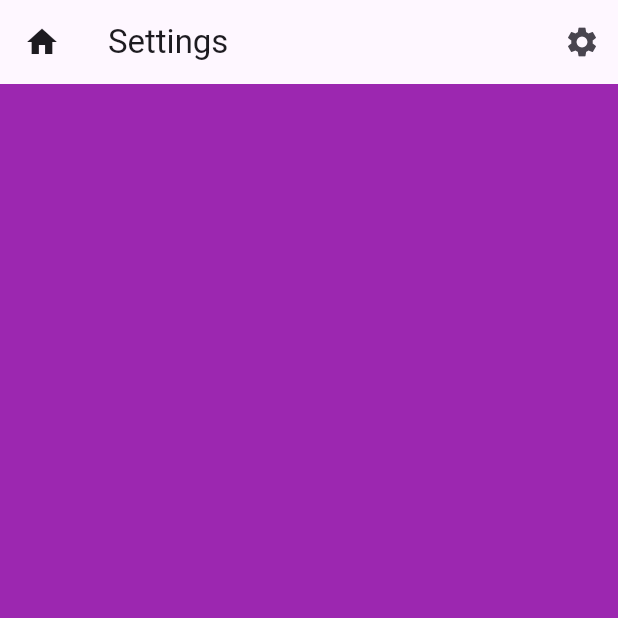
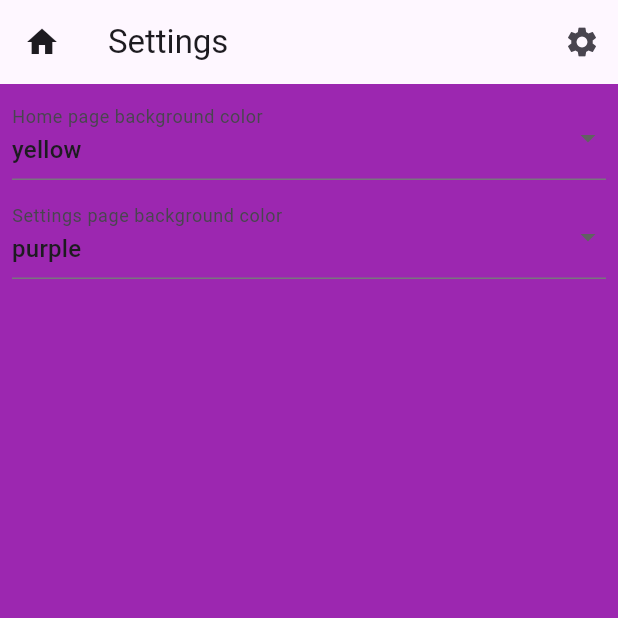
Before and after one commit to kjones12345/cod-code, a Flutter app: the screen it shows after launch, after a tap on the "settings" icon, on a phone screen of 412 x 824 dp, the top half of it. Run offline on Flutter 3.47's test engine with Material 3 defaults, Android fonts, the phone set to English and light mode, and no system bars.

Commit message:
Implementation of one-way data binding.

```diff
--- a/lib/globals.dart
+++ b/lib/globals.dart
@@ -1,5 +1,5 @@
 // lib/globals.dart
 import 'package:flutter/material.dart';
 
-Color homePageBackgroundColor = Colors.yellow;
-Color settingsPageBackgroundColor = Colors.purple;
+ValueNotifier<Color> homePageBackgroundColor = ValueNotifier(Colors.yellow);
+ValueNotifier<Color> settingsPageBackgroundColor = ValueNotifier(Colors.purple);
--- a/lib/home_page.dart
+++ b/lib/home_page.dart
@@ -9,7 +9,7 @@ class HomePage extends StatelessWidget {
   @override
   Widget build(BuildContext context) {
     return Scaffold(
-      backgroundColor: homePageBackgroundColor,
+      backgroundColor: homePageBackgroundColor.value,
       appBar: const Header(title: Text('Home')),
     );
   }
--- a/lib/settings_page.dart
+++ b/lib/settings_page.dart
@@ -3,14 +3,80 @@ import 'package:flutter/material.dart';
 import 'header.dart';
 import 'globals.dart';
 
-class SettingsPage extends StatelessWidget {
+class SettingsPage extends StatefulWidget {
   const SettingsPage({super.key});
+
+  @override
+  State<SettingsPage> createState() => _SettingsPageState();
+}
+
+class _SettingsPageState extends State<SettingsPage> {
+  // Map of color names to actual color values
+  final Map<String, Color> colorOptions = {
+    'red': Colors.red,
+    'orange': Colors.orange,
+    'yellow': Colors.yellow,
+    'green': Colors.green,
+    'blue': Colors.blue,
+    'purple': Colors.purple,
+    'indigo': Colors.indigo,
+  };
+
+  // Current selected values for dropdowns
+  String homePageColorName = 'yellow';
+  String settingsPageColorName = 'purple';
 
   @override
   Widget build(BuildContext context) {
     return Scaffold(
-      backgroundColor: settingsPageBackgroundColor,
+      backgroundColor: settingsPageBackgroundColor.value,
       appBar: const Header(title: Text('Settings')),
+      body: Padding(
+        padding: const EdgeInsets.all(8.0),
+        child: Column(
+          children: <Widget>[
+            DropdownButtonFormField<String>(
+              value: homePageColorName,
+              decoration: const InputDecoration(
+                labelText: 'Home page background color',
+              ),
+              items: colorOptions.keys
+                  .map<DropdownMenuItem<String>>((String value) {
+                return DropdownMenuItem<String>(
+                  value: value,
+                  child: Text(value),
+                );
+              }).toList(),
+              onChanged: (String? newValue) {
+                setState(() {
+                  homePageColorName = newValue!;
+                  homePageBackgroundColor.value = colorOptions[newValue]!;
+                });
+              },
+            ),
+            const SizedBox(height: 10),
+            DropdownButtonFormField<String>(
+              value: settingsPageColorName,
+              decoration: const InputDecoration(
+                labelText: 'Settings page background color',
+              ),
+              items: colorOptions.keys
+                  .map<DropdownMenuItem<String>>((String value) {
+                return DropdownMenuItem<String>(
+                  value: value,
+                  child: Text(value),
+                );
+              }).toList(),
+              onChanged: (String? newValue) {
+                setState(() {
+                  settingsPageColorName = newValue!;
+                  settingsPageBackgroundColor.value = colorOptions[newValue]!;
+                });
+              },
+            ),
+          ],
+        ),
+      ),
     );
   }
 }
```
